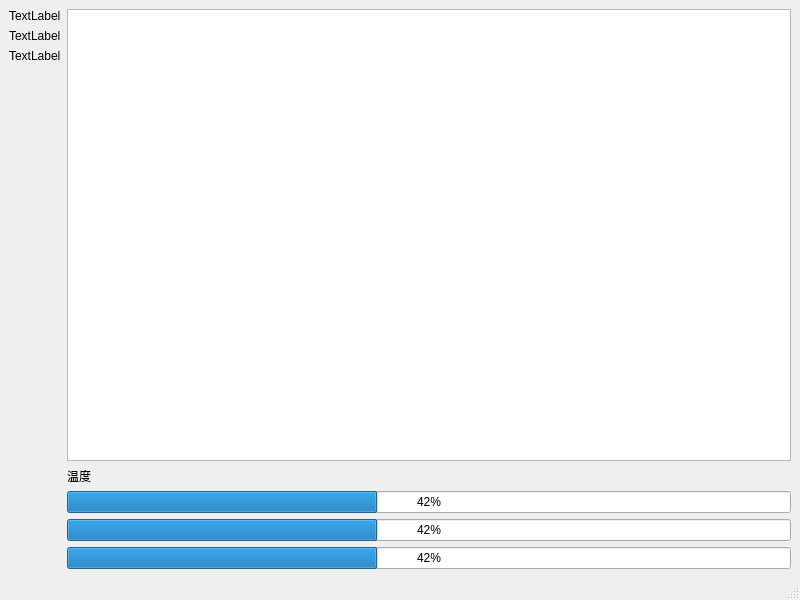
Qt form mainwindow.ui (shabunicholas/HostComputer) before a commit.
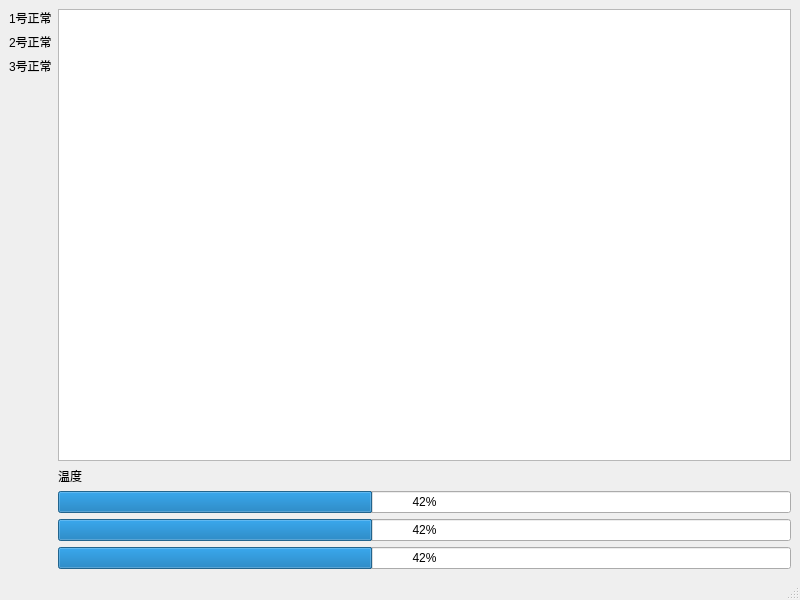
The same form after that commit.

What changed in the file:
```diff
--- a/mainwindow.ui
+++ b/mainwindow.ui
@@ -20,21 +20,21 @@
       <item>
        <widget class="QLabel" name="label_1">
         <property name="text">
-         <string>TextLabel</string>
+         <string>1号正常</string>
         </property>
        </widget>
       </item>
       <item>
        <widget class="QLabel" name="label_2">
         <property name="text">
-         <string>TextLabel</string>
+         <string>2号正常</string>
         </property>
        </widget>
       </item>
       <item>
        <widget class="QLabel" name="label_3">
         <property name="text">
-         <string>TextLabel</string>
+         <string>3号正常</string>
         </property>
        </widget>
       </item>
```
